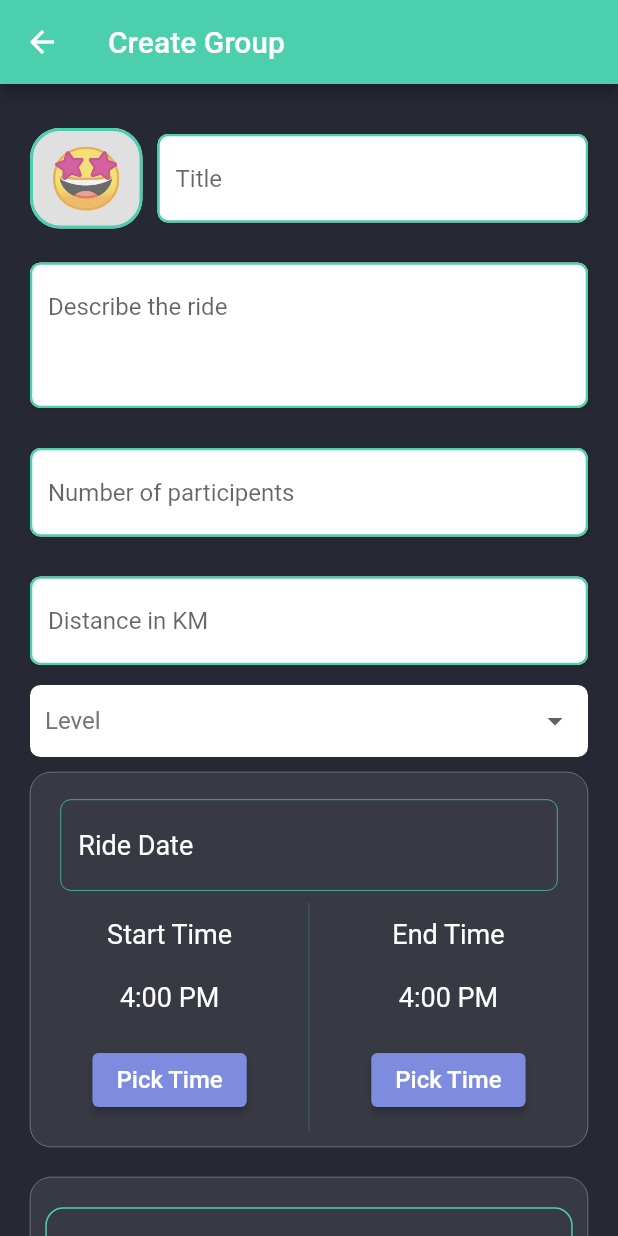
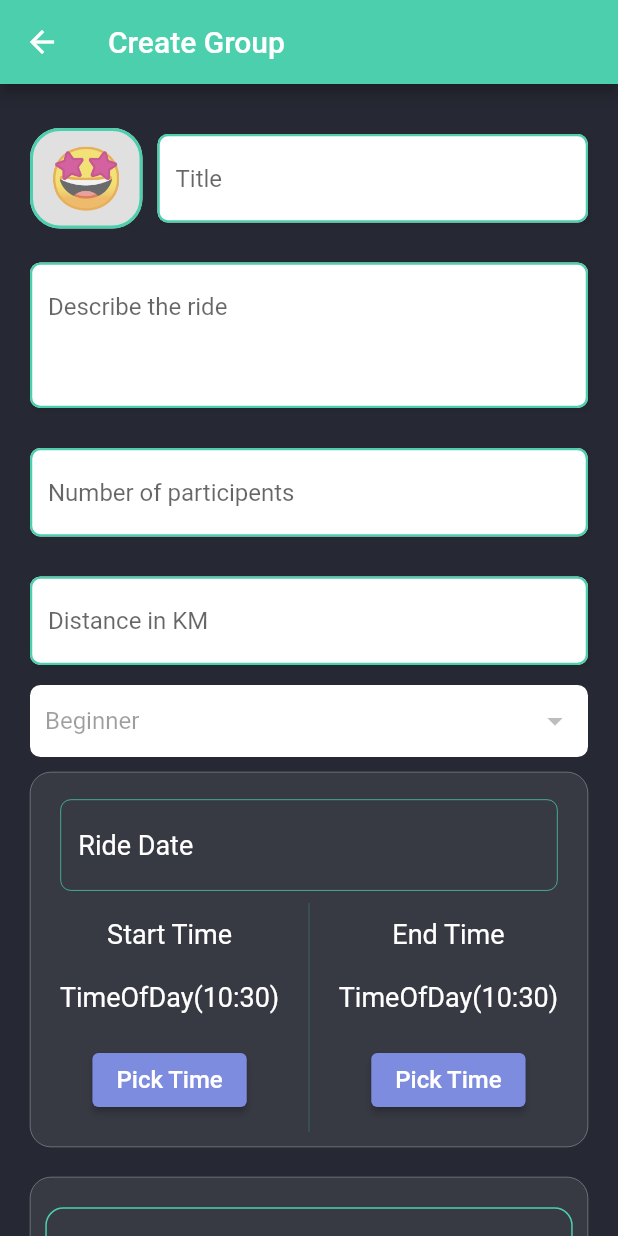
Before and after one commit to Abdulaziz4/bike-riders, a Flutter app: the GroupCreationView screen opened by its route, on a phone screen of 412 x 824 dp. Run offline on Flutter 3.47's test engine with Material 2 defaults, Android fonts, the phone set to English and light mode, and no system bars; drawn by our look-alikes of datetime_picker_formfield; our stand-ins replace firebase_auth, firebase_core, flutter_spinkit, flutter_svg, geolocator, google_maps_flutter and 3 more; missing offline and left inert: day_night_time_picker; accounts and stored records are empty.

Commit message:
Save form values

```diff
--- a/lib/ui/group_creation/components/date_picker_field.dart
+++ b/lib/ui/group_creation/components/date_picker_field.dart
@@ -5,9 +5,8 @@ import 'package:bike_riders/core/app/constants.dart';
 import 'package:datetime_picker_formfield/datetime_picker_formfield.dart';
 
 class DatePickerField extends StatelessWidget {
-  const DatePickerField({
-    Key? key,
-  }) : super(key: key);
+  final void Function(DateTime) saveDate;
+  const DatePickerField({Key? key, required this.saveDate}) : super(key: key);
 
   @override
   Widget build(BuildContext context) {
@@ -15,6 +14,11 @@ class DatePickerField extends StatelessWidget {
       padding: const EdgeInsets.symmetric(
           vertical: 8.0, horizontal: kDefaultPadding),
       child: DateTimeField(
+        onSaved: (date) {
+          if (date != null) {
+            saveDate(date);
+          }
+        },
         format: DateFormat.yMMMd(),
         onShowPicker: (context, currentValue) async {
           final date = await showDatePicker(
--- a/lib/ui/group_creation/components/date_time_picking_section.dart
+++ b/lib/ui/group_creation/components/date_time_picking_section.dart
@@ -2,14 +2,25 @@ import 'package:bike_riders/ui/group_creation/components/section_container.dart'
 import 'package:flutter/material.dart';
 import 'package:day_night_time_picker/lib/daynight_timepicker.dart';
 
-import 'package:bike_riders/core/app/utils/colors_helper.dart';
 import 'package:bike_riders/ui/group_creation/components/date_picker_field.dart';
 import 'package:bike_riders/core/app/constants.dart';
 import 'package:bike_riders/ui/shared/custom_button.dart';
 
 class RideDateTimePickingSection extends StatefulWidget {
+  final TimeOfDay? startTime;
+  final TimeOfDay? endTime;
+
+  final void Function(TimeOfDay) saveStartTime;
+  final void Function(TimeOfDay) saveEndTime;
+  final void Function(DateTime) saveDate;
+
   const RideDateTimePickingSection({
     Key? key,
+    required this.saveDate,
+    required this.endTime,
+    required this.saveEndTime,
+    required this.saveStartTime,
+    required this.startTime,
   }) : super(key: key);
 
   @override
@@ -25,7 +36,7 @@ class _RideDateTimePickingSectionState
       height: 250,
       child: Column(
         children: [
-          DatePickerField(),
+          DatePickerField(saveDate: widget.saveDate),
           Expanded(
             child: Row(
               children: [
@@ -38,10 +49,11 @@ class _RideDateTimePickingSectionState
                         style: kMediumText,
                       ),
                       Text(
-                        "4:00 PM",
+                        widget.startTime?.toString() ??
+                            TimeOfDay.now().toString(),
                         style: kMediumText,
                       ),
-                      buildPickTimeButton(),
+                      buildPickTimeButton(widget.saveStartTime),
                     ],
                   ),
                 ),
@@ -59,10 +71,11 @@ class _RideDateTimePickingSectionState
                         style: kMediumText,
                       ),
                       Text(
-                        "4:00 PM",
+                        widget.endTime?.toString() ??
+                            TimeOfDay.now().toString(),
                         style: kMediumText,
                       ),
-                      buildPickTimeButton(),
+                      buildPickTimeButton(widget.saveEndTime),
                     ],
                   ),
                 ),
@@ -74,11 +87,11 @@ class _RideDateTimePickingSectionState
     );
   }
 
-  CustomButton buildPickTimeButton() {
+  CustomButton buildPickTimeButton(void Function(TimeOfDay) onPicked) {
     return CustomButton(
       backgroundColor: kPurpleColor,
-      onPress: () {
-        Navigator.of(context).push(
+      onPress: () async {
+        final result = await Navigator.of(context).push(
           showPicker(
             context: context,
             accentColor: kPurpleColor,
@@ -86,6 +99,9 @@ class _RideDateTimePickingSectionState
             onChange: (_) {},
           ),
         );
+        if (result != null) {
+          onPicked(result);
+        }
       },
       text: "Pick Time",
       textStyle: kSmallText,
--- a/lib/ui/group_creation/components/emoji_picker.dart
+++ b/lib/ui/group_creation/components/emoji_picker.dart
@@ -2,7 +2,8 @@ import 'package:bike_riders/core/app/constants.dart';
 import 'package:flutter/material.dart';
 
 class EmojiPicker extends StatefulWidget {
-  const EmojiPicker({Key? key}) : super(key: key);
+  final void Function(String) onSave;
+  const EmojiPicker({Key? key, required this.onSave}) : super(key: key);
 
   @override
   _EmojiPickerState createState() => _EmojiPickerState();
@@ -14,6 +15,11 @@ class _EmojiPickerState extends State<EmojiPicker> {
     return SizedBox(
       width: 75,
       child: TextFormField(
+        onSaved: (value) {
+          if (value != null) {
+            widget.onSave(value);
+          }
+        },
         style: TextStyle(fontSize: 40),
         textAlign: TextAlign.center,
         decoration: InputDecoration(
--- a/lib/ui/group_creation/components/location_picking_section.dart
+++ b/lib/ui/group_creation/components/location_picking_section.dart
@@ -4,9 +4,12 @@ import 'package:flutter/material.dart';
 
 import 'package:bike_riders/ui/group_creation/components/section_container.dart';
 import 'package:bike_riders/ui/shared/custom_button.dart';
+import 'package:google_maps_flutter/google_maps_flutter.dart';
 
 class LocationPickingSection extends StatelessWidget {
-  const LocationPickingSection({Key? key}) : super(key: key);
+  final void Function(LatLng) saveLocation;
+  const LocationPickingSection({Key? key, required this.saveLocation})
+      : super(key: key);
 
   @override
   Widget build(BuildContext context) {
@@ -39,6 +42,9 @@ class LocationPickingSection extends StatelessWidget {
                   builder: (_) => LocationPickerView(),
                 ),
               );
+              if (result != null) {
+                saveLocation(result);
+              }
             },
             text: "Pick Location",
           ),
--- a/lib/ui/group_creation/group_creation_view.dart
+++ b/lib/ui/group_creation/group_creation_view.dart
@@ -2,9 +2,12 @@ import 'package:bike_riders/core/app/constants.dart';
 import 'package:bike_riders/ui/group_creation/components/emoji_picker.dart';
 import 'package:bike_riders/ui/group_creation/components/date_time_picking_section.dart';
 import 'package:bike_riders/ui/group_creation/components/location_picking_section.dart';
+import 'package:bike_riders/ui/group_creation/viewmodels/group_creation_viewmodel.dart';
+import 'package:bike_riders/ui/shared/custom_button.dart';
 import 'package:bike_riders/ui/shared/input_field.dart';
 
 import 'package:flutter/material.dart';
+import 'package:stacked/stacked.dart';
 
 class GroupCreationView extends StatefulWidget {
   const GroupCreationView({Key? key}) : super(key: key);
@@ -20,21 +23,26 @@ class _GroupCreationViewState extends State<GroupCreationView> {
       appBar: AppBar(
         title: Text("Create Group"),
       ),
-      body: SingleChildScrollView(
+      body: ViewModelBuilder<GroupCreationViewModel>.reactive(
+          viewModelBuilder: () => GroupCreationViewModel(),
+          builder: (context, viewmodel, _) {
+            return Form(
+              key: viewmodel.formKey,
+              child: SingleChildScrollView(
                 child: Padding(
                   padding: const EdgeInsets.all(kDefaultPadding),
                   child: Column(
                     children: [
                       Row(
                         children: [
-                  EmojiPicker(),
+                          EmojiPicker(onSave: viewmodel.saveEmoji),
                           SizedBox(
                             width: kDefaultPadding / 2,
                           ),
                           Expanded(
                             child: InputField(
                               validator: (_) {},
-                      onSave: (_) {},
+                              onSave: viewmodel.saveTitle,
                               hint: "Title",
                             ),
                           ),
@@ -42,37 +50,41 @@ class _GroupCreationViewState extends State<GroupCreationView> {
                       ),
                       InputField(
                         validator: (_) {},
-                onSave: (_) {},
+                        onSave: viewmodel.saveDesc,
                         hint: "Describe the ride",
                         numOfLines: 3,
                       ),
                       InputField(
                         validator: (_) {},
-                onSave: (_) {},
+                        onSave: viewmodel.saveParticipentsNumber,
                         hint: "Number of participents",
                       ),
                       InputField(
                         validator: (_) {},
-                onSave: (_) {},
+                        onSave: viewmodel.saveDistance,
                         hint: "Distance in KM",
                       ),
                       Container(
-                padding:
-                    const EdgeInsets.symmetric(horizontal: kDefaultPadding / 2),
+                        padding: const EdgeInsets.symmetric(
+                            horizontal: kDefaultPadding / 2),
                         decoration: BoxDecoration(
                           color: Colors.white,
                           borderRadius: BorderRadius.circular(7),
                         ),
                         child: DropdownButtonFormField(
-                  decoration: InputDecoration(enabledBorder: InputBorder.none),
+                          decoration:
+                              InputDecoration(enabledBorder: InputBorder.none),
                           hint: Text(
                             "Level",
                             style: TextStyle(color: Colors.grey[600]),
                           ),
-                  // value: "Beginner",
+                          value: "Beginner",
                           dropdownColor: kAltColor,
-                  onSaved: (_) {},
-                  onChanged: (_) {},
+                          onSaved: (value) {
+                            if (value != null) {
+                              viewmodel.saveLevel(value.toString());
+                            }
+                          },
                           items: const [
                             DropdownMenuItem(
                               child: Text("Beginner"),
@@ -89,12 +101,25 @@ class _GroupCreationViewState extends State<GroupCreationView> {
                           ],
                         ),
                       ),
-              RideDateTimePickingSection(),
-              LocationPickingSection(),
+                      RideDateTimePickingSection(
+                        startTime: viewmodel.startTime,
+                        endTime: viewmodel.endTime,
+                        saveDate: viewmodel.saveDate,
+                        saveEndTime: viewmodel.saveEndTime,
+                        saveStartTime: viewmodel.saveStartTime,
+                      ),
+                      LocationPickingSection(
+                        saveLocation: viewmodel.saveLocation,
+                      ),
+                      CustomButton(
+                          onPress: viewmodel.validateAndSubmitForm,
+                          text: "Submit")
                     ],
                   ),
                 ),
               ),
             );
+          }),
+    );
   }
 }
--- /dev/null
+++ b/lib/ui/group_creation/viewmodels/group_creation_viewmodel.dart
@@ -0,0 +1,75 @@
+import 'package:flutter/material.dart';
+import 'package:google_maps_flutter/google_maps_flutter.dart';
+import 'package:stacked/stacked.dart';
+
+class GroupCreationViewModel extends BaseViewModel {
+  GlobalKey<FormState> formKey = GlobalKey<FormState>();
+
+  String emoji = "";
+  String title = "";
+  String description = "";
+  int participentsNumber = 0;
+  int distance = 0;
+
+  String? level;
+
+  DateTime? date;
+  TimeOfDay? startTime;
+  TimeOfDay? endTime;
+
+  LatLng? location;
+
+  void validateAndSubmitForm() {
+    formKey.currentState?.save();
+    print(emoji);
+    print(title);
+    print(description);
+    print(participentsNumber);
+    print(distance);
+    print(level);
+    print(date);
+    print(startTime);
+    print(endTime);
+    print(location);
+  }
+
+  void saveLocation(LatLng location) {
+    this.location = location;
+  }
+
+  void saveEndTime(TimeOfDay time) {
+    endTime = time;
+  }
+
+  void saveStartTime(TimeOfDay time) {
+    startTime = time;
+  }
+
+  void saveDate(DateTime pickedDate) {
+    date = pickedDate;
+  }
+
+  void saveLevel(String level) {
+    this.level = level;
+  }
+
+  void saveDistance(String distance) {
+    this.distance = int.parse(distance);
+  }
+
+  void saveParticipentsNumber(String participentsNum) {
+    participentsNumber = int.parse(participentsNum);
+  }
+
+  void saveDesc(String description) {
+    this.description = description;
+  }
+
+  void saveTitle(String title) {
+    this.title = title;
+  }
+
+  void saveEmoji(String emoji) {
+    this.emoji = emoji;
+  }
+}
```
Lines whose indentation alone changed are shown as unchanged.
